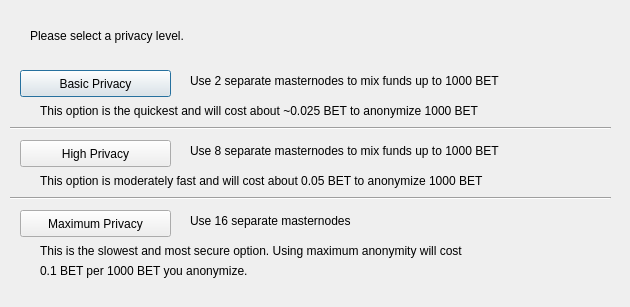
This is src/qt/forms/darksendconfig.ui in Betcoincore/betcoin as Qt 5 draws it before an edit. The edited form follows.
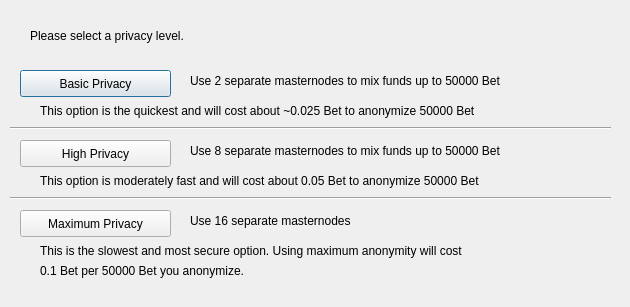
This is the edited form.

```diff
--- a/src/qt/forms/darksendconfig.ui
+++ b/src/qt/forms/darksendconfig.ui
@@ -75,7 +75,7 @@
     </rect>
    </property>
    <property name="text">
-    <string>Use 2 separate masternodes to mix funds up to 1000 BET</string>
+    <string>Use 2 separate masternodes to mix funds up to 50000 Bet</string>
    </property>
   </widget>
   <widget class="QLabel" name="label_3">
@@ -88,7 +88,7 @@
     </rect>
    </property>
    <property name="text">
-    <string>Use 8 separate masternodes to mix funds up to 1000 BET</string>
+    <string>Use 8 separate masternodes to mix funds up to 50000 Bet</string>
    </property>
   </widget>
   <widget class="QLabel" name="label_4">
@@ -114,7 +114,7 @@
     </rect>
    </property>
    <property name="text">
-    <string>This option is the quickest and will cost about ~0.025 BET to anonymize 1000 BET</string>
+    <string>This option is the quickest and will cost about ~0.025 Bet to anonymize 50000 Bet</string>
    </property>
   </widget>
   <widget class="QLabel" name="label_7">
@@ -127,7 +127,7 @@
     </rect>
    </property>
    <property name="text">
-    <string>This option is moderately fast and will cost about 0.05 BET to anonymize 1000 BET</string>
+    <string>This option is moderately fast and will cost about 0.05 Bet to anonymize 50000 Bet</string>
    </property>
   </widget>
   <widget class="QLabel" name="label_8">
@@ -153,7 +153,7 @@
     </rect>
    </property>
    <property name="text">
-    <string>0.1 BET per 1000 BET you anonymize.</string>
+    <string>0.1 Bet per 50000 Bet you anonymize.</string>
    </property>
   </widget>
   <widget class="Line" name="line">
```
Left out of the diff: 2 changed lines with no effect on the pictures.
